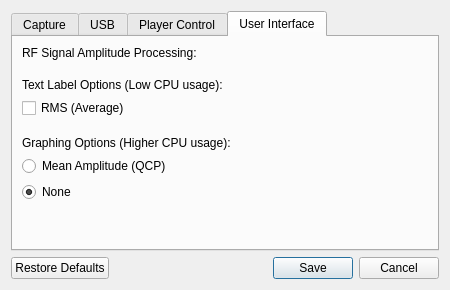
Above: Linux-Application/DomesdayDuplicator/configurationdialog.ui from vrunk11/DomesdayDuplicator before the change. Below: the same form after it.
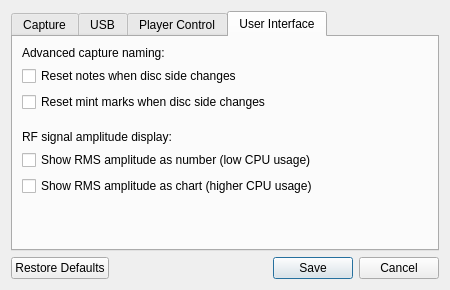
That is the form after the change. The open tabs and pages were chosen to show the change.

```diff
--- a/Linux-Application/DomesdayDuplicator/configurationdialog.ui
+++ b/Linux-Application/DomesdayDuplicator/configurationdialog.ui
@@ -324,11 +324,11 @@
       <attribute name="title">
        <string>User Interface</string>
       </attribute>
-      <layout class="QVBoxLayout" name="verticalLayout_2">
+      <layout class="QVBoxLayout" name="userInterfaceVerticalLayout">
        <item>
-        <widget class="QLabel" name="amplitudeLabel">
+        <widget class="QLabel" name="advancedNamingLabel">
          <property name="text">
-          <string>RF Signal Amplitude Processing:</string>
+          <string>Advanced capture naming:</string>
          </property>
          <property name="alignment">
           <set>Qt::AlignLeading|Qt::AlignLeft|Qt::AlignVCenter</set>
@@ -336,35 +336,16 @@
         </widget>
        </item>
        <item>
-        <spacer name="verticalSpacer_7">
-         <property name="orientation">
-          <enum>Qt::Vertical</enum>
-         </property>
-         <property name="sizeType">
-          <enum>QSizePolicy::Fixed</enum>
-         </property>
-         <property name="sizeHint" stdset="0">
-          <size>
-           <width>20</width>
-           <height>12</height>
-          </size>
-         </property>
-        </spacer>
-       </item>
-       <item>
-        <widget class="QLabel" name="textLabelOptionsLabel">
+        <widget class="QCheckBox" name="perSideNotesCheckBox">
          <property name="text">
-          <string>Text Label Options (Low CPU usage):</string>
+          <string>Reset notes when disc side changes</string>
          </property>
-         <property name="alignment">
-          <set>Qt::AlignLeading|Qt::AlignLeft|Qt::AlignVCenter</set>
-         </property>
         </widget>
        </item>
        <item>
-        <widget class="QCheckBox" name="amplitudeProcessingCheckBox">
+        <widget class="QCheckBox" name="perSideMintCheckBox">
          <property name="text">
-          <string>RMS (Average)</string>
+          <string>Reset mint marks when disc side changes</string>
          </property>
         </widget>
        </item>
@@ -385,9 +366,9 @@
         </spacer>
        </item>
        <item>
-        <widget class="QLabel" name="graphingOptionsLabel">
+        <widget class="QLabel" name="amplitudeLabel">
          <property name="text">
-          <string>Graphing Options (Higher CPU usage):</string>
+          <string>RF signal amplitude display:</string>
          </property>
          <property name="alignment">
           <set>Qt::AlignLeading|Qt::AlignLeft|Qt::AlignVCenter</set>
@@ -395,19 +376,16 @@
         </widget>
        </item>
        <item>
-        <widget class="QRadioButton" name="amplitudeGraphRadioButton">
+        <widget class="QCheckBox" name="amplitudeLabelCheckBox">
          <property name="text">
-          <string>Mean Amplitude (QCP)</string>
+          <string>Show RMS amplitude as number (low CPU usage)</string>
          </property>
         </widget>
        </item>
        <item>
-        <widget class="QRadioButton" name="noGraphButton">
+        <widget class="QCheckBox" name="amplitudeChartCheckBox">
          <property name="text">
-          <string>None</string>
-         </property>
-         <property name="checked">
-          <bool>true</bool>
+          <string>Show RMS amplitude as chart (higher CPU usage)</string>
          </property>
         </widget>
        </item>
```
Left out of the diff: 18 changed lines with no effect on the pictures.
